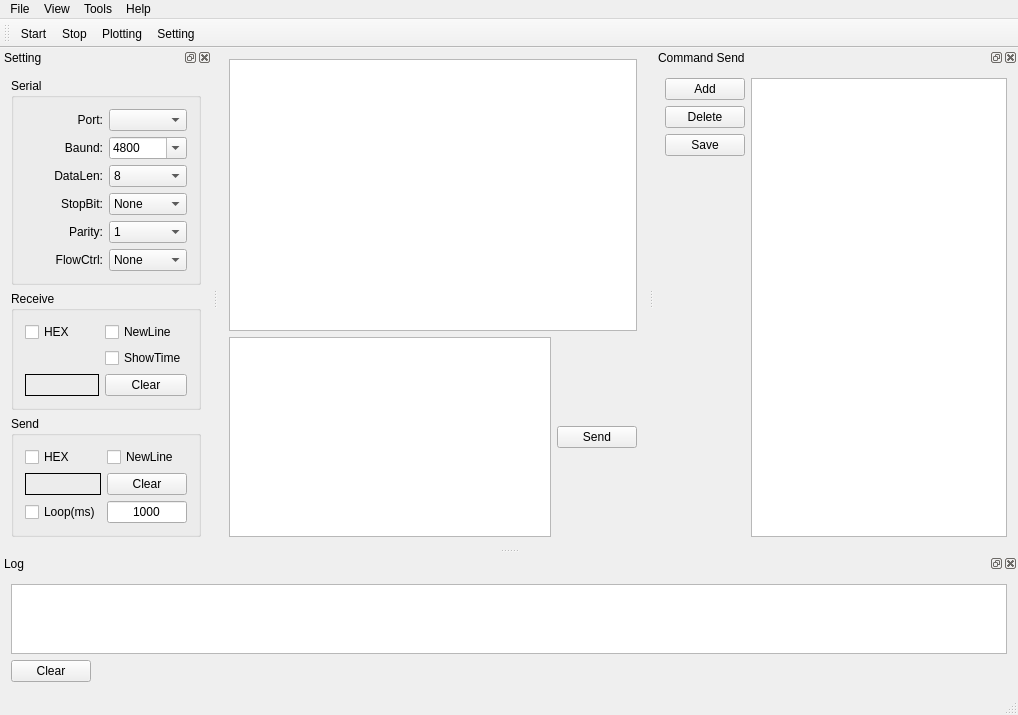
First picture: the form in mainwindow.ui, repository LogicPi-cn/SerialMasterQt5, before the edit.
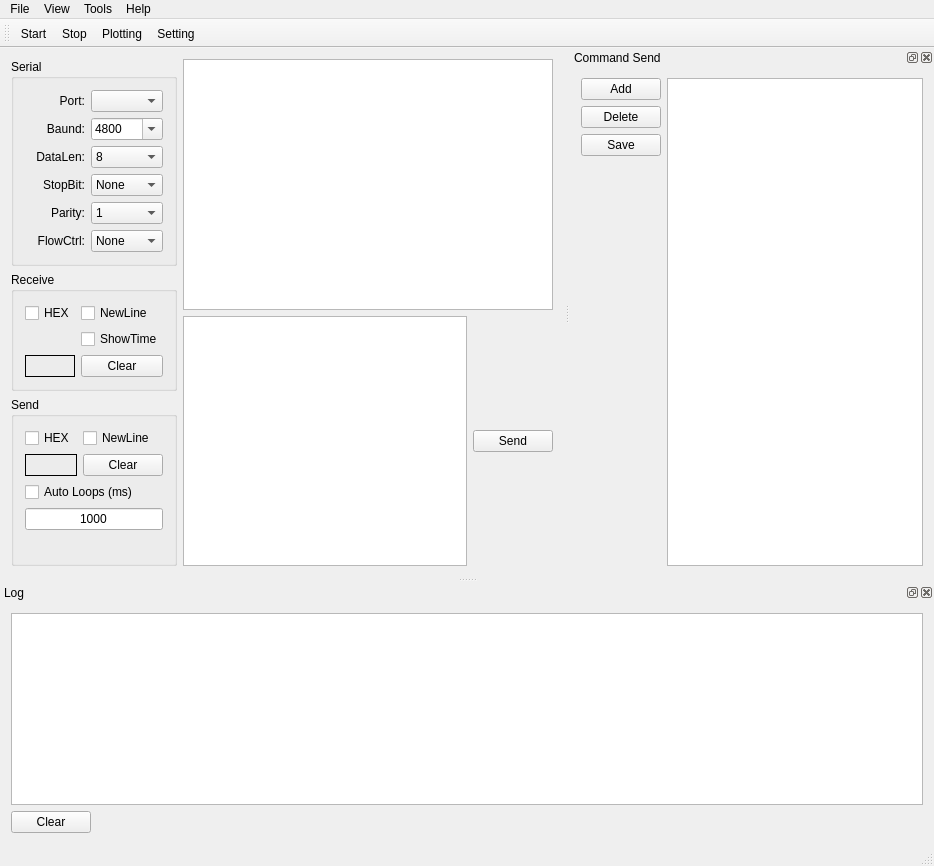
Second picture: the form after the edit. Icons and pictures are not drawn.

```diff
--- a/mainwindow.ui
+++ b/mainwindow.ui
@@ -6,8 +6,8 @@
    <rect>
     <x>0</x>
     <y>0</y>
-    <width>1018</width>
-    <height>697</height>
+    <width>934</width>
+    <height>866</height>
    </rect>
   </property>
   <property name="windowTitle">
@@ -19,38 +19,377 @@
   </property>
   <widget class="QWidget" name="centralWidget">
    <layout class="QGridLayout" name="gridLayout_5">
-    <item row="1" column="0">
-     <widget class="QTextEdit" name="textEdit_Send">
-      <property name="maximumSize">
-       <size>
-        <width>16777215</width>
-        <height>200</height>
-       </size>
-      </property>
-     </widget>
+    <item row="0" column="1">
+     <layout class="QVBoxLayout" name="verticalLayout_2">
+      <item>
+       <widget class="QTextEdit" name="textEdit_Receive">
+        <property name="minimumSize">
+         <size>
+          <width>0</width>
+          <height>0</height>
+         </size>
+        </property>
+       </widget>
+      </item>
+      <item>
+       <layout class="QHBoxLayout" name="horizontalLayout">
+        <item>
+         <widget class="QTextEdit" name="textEdit_Send">
+          <property name="maximumSize">
+           <size>
+            <width>16777215</width>
+            <height>16777215</height>
+           </size>
+          </property>
+         </widget>
+        </item>
+        <item>
+         <widget class="QPushButton" name="pushButton_Send">
+          <property name="maximumSize">
+           <size>
+            <width>80</width>
+            <height>16777215</height>
+           </size>
+          </property>
+          <property name="text">
+           <string>Send</string>
+          </property>
+         </widget>
+        </item>
+       </layout>
+      </item>
+     </layout>
     </item>
-    <item row="1" column="1">
-     <widget class="QPushButton" name="pushButton_Send">
-      <property name="maximumSize">
-       <size>
-        <width>80</width>
-        <height>16777215</height>
-       </size>
+    <item row="0" column="0">
+     <layout class="QVBoxLayout" name="verticalLayout">
+      <property name="sizeConstraint">
+       <enum>QLayout::SetMinimumSize</enum>
       </property>
-      <property name="text">
-       <string>Send</string>
-      </property>
-     </widget>
-    </item>
-    <item row="0" column="0" colspan="2">
-     <widget class="QTextEdit" name="textEdit_Receive">
-      <property name="minimumSize">
-       <size>
-        <width>0</width>
-        <height>0</height>
-       </size>
-      </property>
-     </widget>
+      <item>
+       <widget class="QGroupBox" name="groupBox">
+        <property name="sizePolicy">
+         <sizepolicy hsizetype="Preferred" vsizetype="Preferred">
+          <horstretch>0</horstretch>
+          <verstretch>0</verstretch>
+         </sizepolicy>
+        </property>
+        <property name="minimumSize">
+         <size>
+          <width>0</width>
+          <height>0</height>
+         </size>
+        </property>
+        <property name="maximumSize">
+         <size>
+          <width>16777215</width>
+          <height>16777215</height>
+         </size>
+        </property>
+        <property name="title">
+         <string>Serial</string>
+        </property>
+        <layout class="QGridLayout" name="gridLayout">
+         <item row="2" column="1">
+          <widget class="QComboBox" name="comboBox_DataBit">
+           <item>
+            <property name="text">
+             <string>8</string>
+            </property>
+           </item>
+          </widget>
+         </item>
+         <item row="1" column="0">
+          <widget class="QLabel" name="label_2">
+           <property name="text">
+            <string>Baund:</string>
+           </property>
+           <property name="alignment">
+            <set>Qt::AlignRight|Qt::AlignTrailing|Qt::AlignVCenter</set>
+           </property>
+          </widget>
+         </item>
+         <item row="5" column="0">
+          <widget class="QLabel" name="label_6">
+           <property name="text">
+            <string>FlowCtrl:</string>
+           </property>
+           <property name="alignment">
+            <set>Qt::AlignRight|Qt::AlignTrailing|Qt::AlignVCenter</set>
+           </property>
+          </widget>
+         </item>
+         <item row="3" column="1">
+          <widget class="QComboBox" name="comboBox_StopBit">
+           <item>
+            <property name="text">
+             <string>None</string>
+            </property>
+           </item>
+          </widget>
+         </item>
+         <item row="3" column="0">
+          <widget class="QLabel" name="label_4">
+           <property name="text">
+            <string>StopBit:</string>
+           </property>
+           <property name="alignment">
+            <set>Qt::AlignRight|Qt::AlignTrailing|Qt::AlignVCenter</set>
+           </property>
+          </widget>
+         </item>
+         <item row="0" column="0">
+          <widget class="QLabel" name="label">
+           <property name="text">
+            <string>Port:</string>
+           </property>
+           <property name="alignment">
+            <set>Qt::AlignRight|Qt::AlignTrailing|Qt::AlignVCenter</set>
+           </property>
+          </widget>
+         </item>
+         <item row="5" column="1">
+          <widget class="QComboBox" name="comboBox_FlowCtrlBit">
+           <item>
+            <property name="text">
+             <string>None</string>
+            </property>
+           </item>
+          </widget>
+         </item>
+         <item row="1" column="1">
+          <widget class="QComboBox" name="comboBox_BaundRate">
+           <property name="editable">
+            <bool>true</bool>
+           </property>
+           <item>
+            <property name="text">
+             <string>4800</string>
+            </property>
+           </item>
+           <item>
+            <property name="text">
+             <string>9600</string>
+            </property>
+           </item>
+           <item>
+            <property name="text">
+             <string>19200</string>
+            </property>
+           </item>
+           <item>
+            <property name="text">
+             <string>115200</string>
+            </property>
+           </item>
+          </widget>
+         </item>
+         <item row="2" column="0">
+          <widget class="QLabel" name="label_3">
+           <property name="text">
+            <string>DataLen:</string>
+           </property>
+           <property name="alignment">
+            <set>Qt::AlignRight|Qt::AlignTrailing|Qt::AlignVCenter</set>
+           </property>
+          </widget>
+         </item>
+         <item row="4" column="1">
+          <widget class="QComboBox" name="comboBox_CheckBit">
+           <item>
+            <property name="text">
+             <string>1</string>
+            </property>
+           </item>
+          </widget>
+         </item>
+         <item row="4" column="0">
+          <widget class="QLabel" name="label_5">
+           <property name="text">
+            <string>Parity:</string>
+           </property>
+           <property name="alignment">
+            <set>Qt::AlignRight|Qt::AlignTrailing|Qt::AlignVCenter</set>
+           </property>
+          </widget>
+         </item>
+         <item row="0" column="1">
+          <widget class="QComboBox" name="comboBox_Port"/>
+         </item>
+        </layout>
+       </widget>
+      </item>
+      <item>
+       <widget class="QGroupBox" name="groupBox_2">
+        <property name="maximumSize">
+         <size>
+          <width>16777215</width>
+          <height>16777215</height>
+         </size>
+        </property>
+        <property name="title">
+         <string>Receive</string>
+        </property>
+        <layout class="QGridLayout" name="gridLayout_2">
+         <item row="5" column="0">
+          <widget class="QLabel" name="label_ReceiveCnt">
+           <property name="sizePolicy">
+            <sizepolicy hsizetype="Minimum" vsizetype="Preferred">
+             <horstretch>0</horstretch>
+             <verstretch>0</verstretch>
+            </sizepolicy>
+           </property>
+           <property name="frameShape">
+            <enum>QFrame::Panel</enum>
+           </property>
+           <property name="text">
+            <string/>
+           </property>
+           <property name="alignment">
+            <set>Qt::AlignCenter</set>
+           </property>
+          </widget>
+         </item>
+         <item row="3" column="1">
+          <widget class="QCheckBox" name="checkBox_ReceiveShowTime">
+           <property name="text">
+            <string>ShowTime</string>
+           </property>
+          </widget>
+         </item>
+         <item row="2" column="1">
+          <widget class="QCheckBox" name="checkBox_ReceiveAutoNewLine">
+           <property name="text">
+            <string>NewLine</string>
+           </property>
+          </widget>
+         </item>
+         <item row="5" column="1">
+          <widget class="QPushButton" name="pushButton_ReceiveClear">
+           <property name="sizePolicy">
+            <sizepolicy hsizetype="Preferred" vsizetype="Preferred">
+             <horstretch>0</horstretch>
+             <verstretch>0</verstretch>
+            </sizepolicy>
+           </property>
+           <property name="text">
+            <string>Clear</string>
+           </property>
+          </widget>
+         </item>
+         <item row="2" column="0">
+          <widget class="QCheckBox" name="checkBox_ReceiveAsHex">
+           <property name="text">
+            <string>HEX</string>
+           </property>
+          </widget>
+         </item>
+        </layout>
+       </widget>
+      </item>
+      <item>
+       <widget class="QGroupBox" name="groupBox_3">
+        <property name="maximumSize">
+         <size>
+          <width>16777215</width>
+          <height>16777215</height>
+         </size>
+        </property>
+        <property name="title">
+         <string>Send</string>
+        </property>
+        <layout class="QGridLayout" name="gridLayout_3">
+         <item row="7" column="0">
+          <spacer name="verticalSpacer">
+           <property name="orientation">
+            <enum>Qt::Vertical</enum>
+           </property>
+           <property name="sizeHint" stdset="0">
+            <size>
+             <width>20</width>
+             <height>40</height>
+            </size>
+           </property>
+          </spacer>
+         </item>
+         <item row="3" column="0">
+          <widget class="QLabel" name="label_SendCnt">
+           <property name="sizePolicy">
+            <sizepolicy hsizetype="Minimum" vsizetype="Preferred">
+             <horstretch>0</horstretch>
+             <verstretch>0</verstretch>
+            </sizepolicy>
+           </property>
+           <property name="frameShape">
+            <enum>QFrame::Panel</enum>
+           </property>
+           <property name="text">
+            <string/>
+           </property>
+           <property name="alignment">
+            <set>Qt::AlignCenter</set>
+           </property>
+          </widget>
+         </item>
+         <item row="4" column="0" colspan="2">
+          <widget class="QCheckBox" name="checkBox_SendLoop">
+           <property name="text">
+            <string>Auto Loops (ms)</string>
+           </property>
+          </widget>
+         </item>
+         <item row="3" column="1">
+          <widget class="QPushButton" name="pushButton_SendClear">
+           <property name="sizePolicy">
+            <sizepolicy hsizetype="Preferred" vsizetype="Preferred">
+             <horstretch>0</horstretch>
+             <verstretch>0</verstretch>
+            </sizepolicy>
+           </property>
+           <property name="text">
+            <string>Clear</string>
+           </property>
+          </widget>
+         </item>
+         <item row="6" column="0" colspan="2">
+          <widget class="QLineEdit" name="lineEdit_SendLoopInterval">
+           <property name="sizePolicy">
+            <sizepolicy hsizetype="Minimum" vsizetype="Fixed">
+             <horstretch>0</horstretch>
+             <verstretch>0</verstretch>
+            </sizepolicy>
+           </property>
+           <property name="maximumSize">
+            <size>
+             <width>16777215</width>
+             <height>16777215</height>
+            </size>
+           </property>
+           <property name="text">
+            <string>1000</string>
+           </property>
+           <property name="alignment">
+            <set>Qt::AlignCenter</set>
+           </property>
+          </widget>
+         </item>
+         <item row="0" column="1">
+          <widget class="QCheckBox" name="checkBox_SendAutoNewLine">
+           <property name="text">
+            <string>NewLine</string>
+           </property>
+          </widget>
+         </item>
+         <item row="0" column="0">
+          <widget class="QCheckBox" name="checkBox_SendAsHex">
+           <property name="text">
+            <string>HEX</string>
+           </property>
+          </widget>
+         </item>
+        </layout>
+       </widget>
+      </item>
+     </layout>
     </item>
    </layout>
   </widget>
@@ -59,7 +398,7 @@
     <rect>
      <x>0</x>
      <y>0</y>
-     <width>1018</width>
+     <width>934</width>
      <height>22</height>
     </rect>
    </property>
@@ -149,306 +488,6 @@
     </layout>
    </widget>
   </widget>
-  <widget class="QDockWidget" name="dockWidget_Setting">
-   <property name="windowTitle">
-    <string>Setting</string>
-   </property>
-   <attribute name="dockWidgetArea">
-    <number>1</number>
-   </attribute>
-   <widget class="QWidget" name="dockWidgetContents_2">
-    <layout class="QGridLayout" name="gridLayout_9">
-     <item row="3" column="0">
-      <spacer name="verticalSpacer">
-       <property name="orientation">
-        <enum>Qt::Vertical</enum>
-       </property>
-       <property name="sizeHint" stdset="0">
-        <size>
-         <width>20</width>
-         <height>40</height>
-        </size>
-       </property>
-      </spacer>
-     </item>
-     <item row="2" column="0">
-      <widget class="QGroupBox" name="groupBox_3">
-       <property name="maximumSize">
-        <size>
-         <width>16777215</width>
-         <height>1111111</height>
-        </size>
-       </property>
-       <property name="title">
-        <string>Send</string>
-       </property>
-       <layout class="QGridLayout" name="gridLayout_3">
-        <item row="3" column="1">
-         <widget class="QPushButton" name="pushButton_SendClear">
-          <property name="text">
-           <string>Clear</string>
-          </property>
-         </widget>
-        </item>
-        <item row="4" column="0">
-         <widget class="QCheckBox" name="checkBox_SendLoop">
-          <property name="text">
-           <string>Loop(ms)</string>
-          </property>
-         </widget>
-        </item>
-        <item row="4" column="1">
-         <widget class="QLineEdit" name="lineEdit_SendLoopInterval">
-          <property name="maximumSize">
-           <size>
-            <width>80</width>
-            <height>16777215</height>
-           </size>
-          </property>
-          <property name="text">
-           <string>1000</string>
-          </property>
-          <property name="alignment">
-           <set>Qt::AlignCenter</set>
-          </property>
-         </widget>
-        </item>
-        <item row="3" column="0">
-         <widget class="QLabel" name="label_SendCnt">
-          <property name="frameShape">
-           <enum>QFrame::Panel</enum>
-          </property>
-          <property name="text">
-           <string/>
-          </property>
-          <property name="alignment">
-           <set>Qt::AlignCenter</set>
-          </property>
-         </widget>
-        </item>
-        <item row="0" column="0">
-         <widget class="QCheckBox" name="checkBox_SendAsHex">
-          <property name="text">
-           <string>HEX</string>
-          </property>
-         </widget>
-        </item>
-        <item row="0" column="1">
-         <widget class="QCheckBox" name="checkBox_SendAutoNewLine">
-          <property name="text">
-           <string>NewLine</string>
-          </property>
-         </widget>
-        </item>
-       </layout>
-      </widget>
-     </item>
-     <item row="0" column="0">
-      <widget class="QGroupBox" name="groupBox">
-       <property name="minimumSize">
-        <size>
-         <width>0</width>
-         <height>0</height>
-        </size>
-       </property>
-       <property name="maximumSize">
-        <size>
-         <width>16777215</width>
-         <height>16777215</height>
-        </size>
-       </property>
-       <property name="title">
-        <string>Serial</string>
-       </property>
-       <layout class="QGridLayout" name="gridLayout">
-        <item row="2" column="1">
-         <widget class="QComboBox" name="comboBox_DataBit">
-          <item>
-           <property name="text">
-            <string>8</string>
-           </property>
-          </item>
-         </widget>
-        </item>
-        <item row="1" column="0">
-         <widget class="QLabel" name="label_2">
-          <property name="text">
-           <string>Baund:</string>
-          </property>
-          <property name="alignment">
-           <set>Qt::AlignRight|Qt::AlignTrailing|Qt::AlignVCenter</set>
-          </property>
-         </widget>
-        </item>
-        <item row="5" column="0">
-         <widget class="QLabel" name="label_6">
-          <property name="text">
-           <string>FlowCtrl:</string>
-          </property>
-          <property name="alignment">
-           <set>Qt::AlignRight|Qt::AlignTrailing|Qt::AlignVCenter</set>
-          </property>
-         </widget>
-        </item>
-        <item row="3" column="1">
-         <widget class="QComboBox" name="comboBox_StopBit">
-          <item>
-           <property name="text">
-            <string>None</string>
-           </property>
-          </item>
-         </widget>
-        </item>
-        <item row="3" column="0">
-         <widget class="QLabel" name="label_4">
-          <property name="text">
-           <string>StopBit:</string>
-          </property>
-          <property name="alignment">
-           <set>Qt::AlignRight|Qt::AlignTrailing|Qt::AlignVCenter</set>
-          </property>
-         </widget>
-        </item>
-        <item row="0" column="0">
-         <widget class="QLabel" name="label">
-          <property name="text">
-           <string>Port:</string>
-          </property>
-          <property name="alignment">
-           <set>Qt::AlignRight|Qt::AlignTrailing|Qt::AlignVCenter</set>
-          </property>
-         </widget>
-        </item>
-        <item row="5" column="1">
-         <widget class="QComboBox" name="comboBox_FlowCtrlBit">
-          <item>
-           <property name="text">
-            <string>None</string>
-           </property>
-          </item>
-         </widget>
-        </item>
-        <item row="1" column="1">
-         <widget class="QComboBox" name="comboBox_BaundRate">
-          <property name="editable">
-           <bool>true</bool>
-          </property>
-          <item>
-           <property name="text">
-            <string>4800</string>
-           </property>
-          </item>
-          <item>
-           <property name="text">
-            <string>9600</string>
-           </property>
-          </item>
-          <item>
-           <property name="text">
-            <string>19200</string>
-           </property>
-          </item>
-          <item>
-           <property name="text">
-            <string>115200</string>
-           </property>
-          </item>
-         </widget>
-        </item>
-        <item row="2" column="0">
-         <widget class="QLabel" name="label_3">
-          <property name="text">
-           <string>DataLen:</string>
-          </property>
-          <property name="alignment">
-           <set>Qt::AlignRight|Qt::AlignTrailing|Qt::AlignVCenter</set>
-          </property>
-         </widget>
-        </item>
-        <item row="4" column="1">
-         <widget class="QComboBox" name="comboBox_CheckBit">
-          <item>
-           <property name="text">
-            <string>1</string>
-           </property>
-          </item>
-         </widget>
-        </item>
-        <item row="4" column="0">
-         <widget class="QLabel" name="label_5">
-          <property name="text">
-           <string>Parity:</string>
-          </property>
-          <property name="alignment">
-           <set>Qt::AlignRight|Qt::AlignTrailing|Qt::AlignVCenter</set>
-          </property>
-         </widget>
-        </item>
-        <item row="0" column="1">
-         <widget class="QComboBox" name="comboBox_Port"/>
-        </item>
-       </layout>
-      </widget>
-     </item>
-     <item row="1" column="0">
-      <widget class="QGroupBox" name="groupBox_2">
-       <property name="maximumSize">
-        <size>
-         <width>16777215</width>
-         <height>150</height>
-        </size>
-       </property>
-       <property name="title">
-        <string>Receive</string>
-       </property>
-       <layout class="QGridLayout" name="gridLayout_2">
-        <item row="3" column="1">
-         <widget class="QCheckBox" name="checkBox_ReceiveShowTime">
-          <property name="text">
-           <string>ShowTime</string>
-          </property>
-         </widget>
-        </item>
-        <item row="5" column="1">
-         <widget class="QPushButton" name="pushButton_ReceiveClear">
-          <property name="text">
-           <string>Clear</string>
-          </property>
-         </widget>
-        </item>
-        <item row="5" column="0">
-         <widget class="QLabel" name="label_ReceiveCnt">
-          <property name="frameShape">
-           <enum>QFrame::Panel</enum>
-          </property>
-          <property name="text">
-           <string/>
-          </property>
-          <property name="alignment">
-           <set>Qt::AlignCenter</set>
-          </property>
-         </widget>
-        </item>
-        <item row="2" column="0">
-         <widget class="QCheckBox" name="checkBox_ReceiveAsHex">
-          <property name="text">
-           <string>HEX</string>
-          </property>
-         </widget>
-        </item>
-        <item row="2" column="1">
-         <widget class="QCheckBox" name="checkBox_ReceiveAutoNewLine">
-          <property name="text">
-           <string>NewLine</string>
-          </property>
-         </widget>
-        </item>
-       </layout>
-      </widget>
-     </item>
-    </layout>
-   </widget>
-  </widget>
   <widget class="QDockWidget" name="dockWidget_Log">
    <property name="windowTitle">
     <string>Log</string>
```
